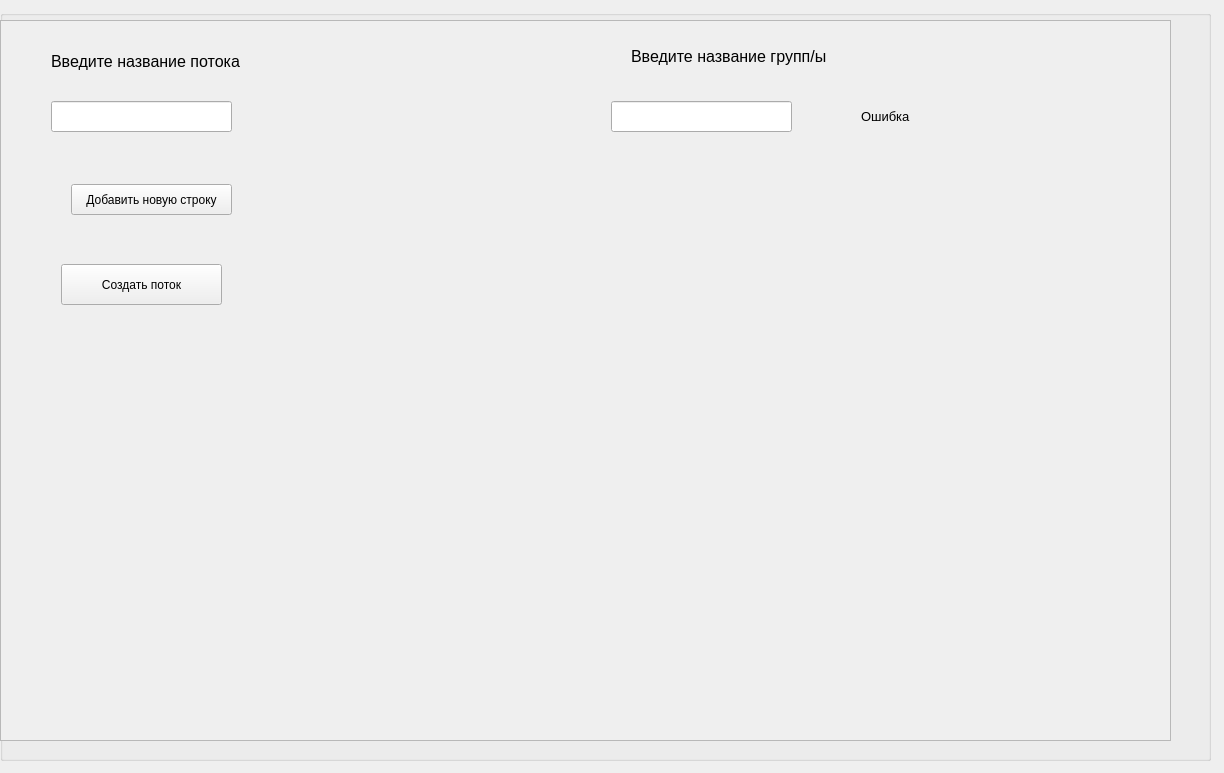
sofinvalery/LMS, file client/Forms/PotokAdder/potokadder.ui: the form before one commit.
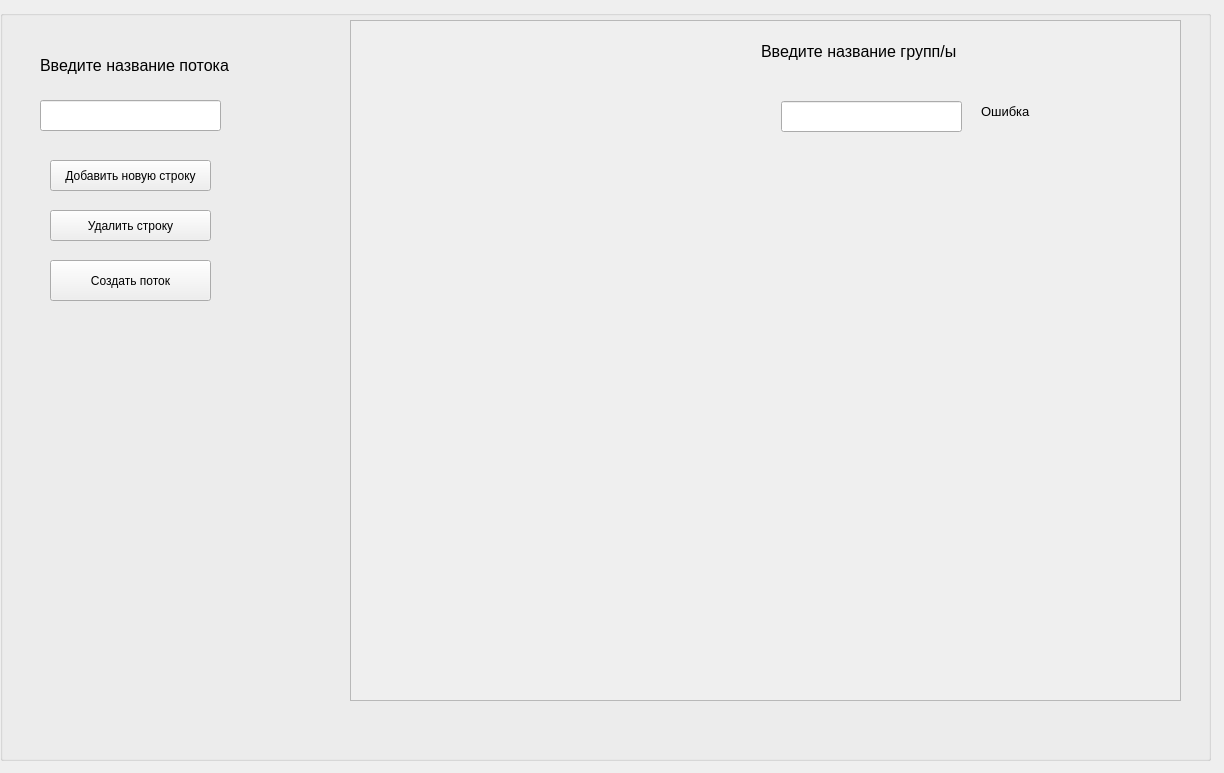
The form after the commit.

Commit message: potok adder megabeta

What changed in the file:
```diff
--- a/client/Forms/PotokAdder/potokadder.ui
+++ b/client/Forms/PotokAdder/potokadder.ui
@@ -28,10 +28,10 @@
    <widget class="QScrollArea" name="scrollArea">
     <property name="geometry">
      <rect>
-      <x>0</x>
+      <x>350</x>
       <y>10</y>
-      <width>1171</width>
-      <height>721</height>
+      <width>831</width>
+      <height>681</height>
      </rect>
     </property>
     <property name="widgetResizable">
@@ -42,69 +42,15 @@
       <rect>
        <x>0</x>
        <y>0</y>
-       <width>1169</width>
-       <height>719</height>
+       <width>829</width>
+       <height>679</height>
       </rect>
      </property>
-     <widget class="QLineEdit" name="Potok_name">
-      <property name="geometry">
-       <rect>
-        <x>50</x>
-        <y>80</y>
-        <width>181</width>
-        <height>31</height>
-       </rect>
-      </property>
-     </widget>
-     <widget class="QLabel" name="label_2">
-      <property name="geometry">
-       <rect>
-        <x>50</x>
-        <y>25</y>
-        <width>191</width>
-        <height>31</height>
-       </rect>
-      </property>
-      <property name="font">
-       <font>
-        <pointsize>12</pointsize>
-       </font>
-      </property>
-      <property name="text">
-       <string>Введите название потока</string>
-      </property>
-     </widget>
-     <widget class="QPushButton" name="Add_line">
-      <property name="geometry">
-       <rect>
-        <x>70</x>
-        <y>163</y>
-        <width>161</width>
-        <height>31</height>
-       </rect>
-      </property>
-      <property name="text">
-       <string>Добавить новую строку</string>
-      </property>
-     </widget>
-     <widget class="QPushButton" name="Create_potok">
-      <property name="geometry">
-       <rect>
-        <x>60</x>
-        <y>243</y>
-        <width>161</width>
-        <height>41</height>
-       </rect>
-      </property>
-      <property name="text">
-       <string>Создать поток</string>
-      </property>
-     </widget>
      <widget class="QLabel" name="label_3">
       <property name="geometry">
        <rect>
-        <x>630</x>
-        <y>25</y>
+        <x>410</x>
+        <y>20</y>
         <width>201</width>
         <height>21</height>
        </rect>
@@ -121,7 +67,7 @@
      <widget class="QLineEdit" name="Group_name">
       <property name="geometry">
        <rect>
-        <x>610</x>
+        <x>430</x>
         <y>80</y>
         <width>181</width>
         <height>31</height>
@@ -131,8 +77,8 @@
      <widget class="QLabel" name="Error_Box">
       <property name="geometry">
        <rect>
-        <x>860</x>
-        <y>85</y>
+        <x>630</x>
+        <y>80</y>
         <width>171</width>
         <height>21</height>
        </rect>
@@ -148,6 +94,73 @@
      </widget>
     </widget>
    </widget>
+   <widget class="QLabel" name="label_2">
+    <property name="geometry">
+     <rect>
+      <x>40</x>
+      <y>40</y>
+      <width>191</width>
+      <height>31</height>
+     </rect>
+    </property>
+    <property name="font">
+     <font>
+      <pointsize>12</pointsize>
+     </font>
+    </property>
+    <property name="text">
+     <string>Введите название потока</string>
+    </property>
+   </widget>
+   <widget class="QLineEdit" name="Potok_name">
+    <property name="geometry">
+     <rect>
+      <x>40</x>
+      <y>90</y>
+      <width>181</width>
+      <height>31</height>
+     </rect>
+    </property>
+   </widget>
+   <widget class="QPushButton" name="Add_line">
+    <property name="geometry">
+     <rect>
+      <x>50</x>
+      <y>150</y>
+      <width>161</width>
+      <height>31</height>
+     </rect>
+    </property>
+    <property name="text">
+     <string>Добавить новую строку</string>
+    </property>
+   </widget>
+   <widget class="QPushButton" name="Add_line_2">
+    <property name="geometry">
+     <rect>
+      <x>50</x>
+      <y>200</y>
+      <width>161</width>
+      <height>31</height>
+     </rect>
+    </property>
+    <property name="text">
+     <string>Удалить строку</string>
+    </property>
+   </widget>
+   <widget class="QPushButton" name="Create_potok">
+    <property name="geometry">
+     <rect>
+      <x>50</x>
+      <y>250</y>
+      <width>161</width>
+      <height>41</height>
+     </rect>
+    </property>
+    <property name="text">
+     <string>Создать поток</string>
+    </property>
+   </widget>
   </widget>
  </widget>
  <resources/>
```
The commit also changes 2 other files.
